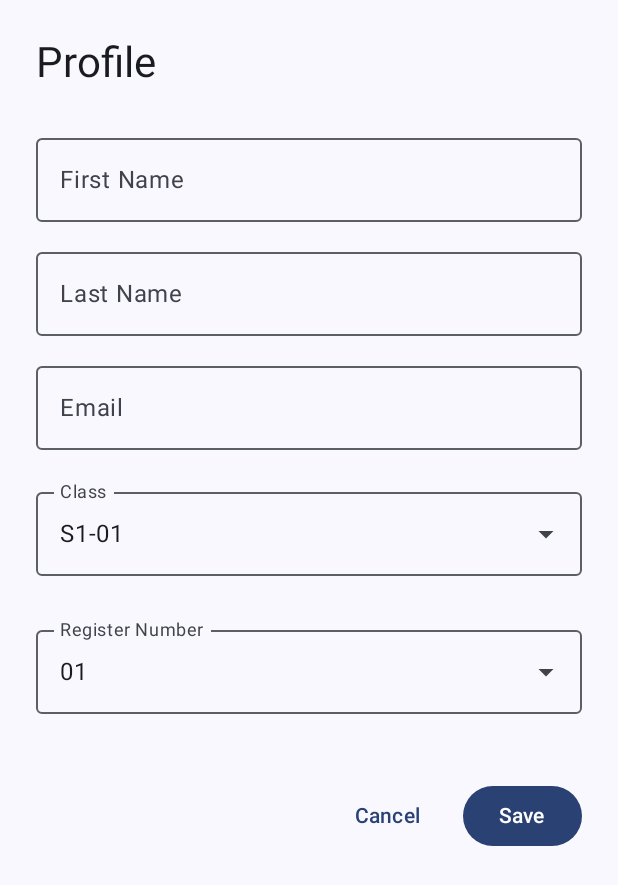
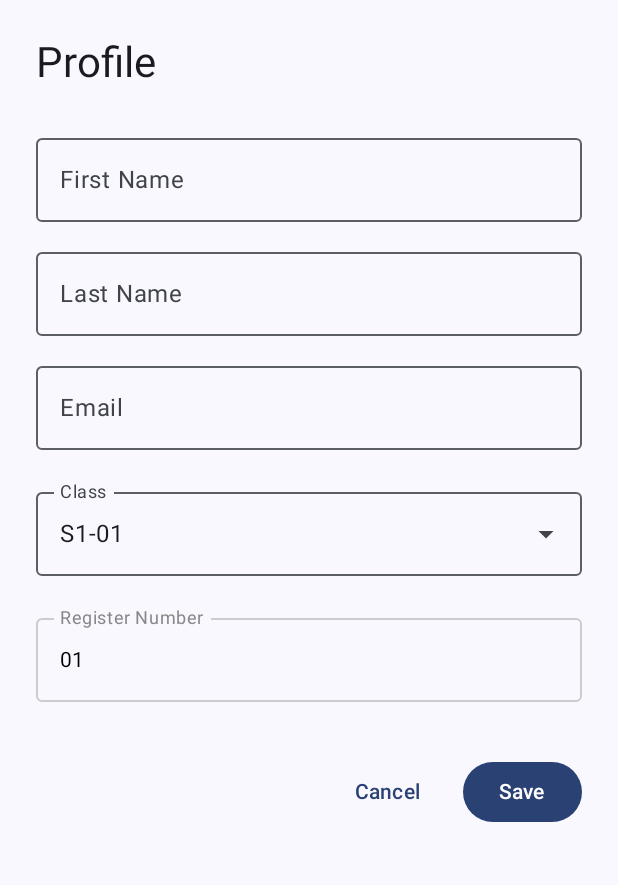
Before and after one commit to balasaravanandhanwinbasil/labX, an Android app built with Jetpack Compose: the composable ProfileScreen called with empty values, on a phone screen of 412 x 824 dp. Shown: the top 885 px of the screen. Run offline under Robolectric (Android 15) with nearby library versions, the phone set to English and light mode, and no system bars; our stand-ins replace Firebase (no records; nobody signed in at launch, a user with empty details on screens opened directly).

```diff
--- a/app/src/main/java/com/sstinc/labx/CredentialsHelper.kt
+++ b/app/src/main/java/com/sstinc/labx/CredentialsHelper.kt
@@ -1,4 +1,4 @@
-package com.sstinc.labx
+package com.example.orewaegoistda
 
 import android.content.Context
 import java.io.IOException
--- a/app/src/main/java/com/sstinc/labx/MainActivity.kt
+++ b/app/src/main/java/com/sstinc/labx/MainActivity.kt
@@ -8,6 +8,7 @@ import androidx.activity.enableEdgeToEdge
 import androidx.compose.foundation.background
 import androidx.compose.foundation.clickable
 import androidx.compose.foundation.layout.*
+import androidx.compose.foundation.text.KeyboardOptions
 import androidx.compose.material.icons.Icons
 import androidx.compose.material.icons.automirrored.filled.ExitToApp
 import androidx.compose.material.icons.filled.*
@@ -25,6 +26,8 @@ import kotlinx.coroutines.launch
 import kotlinx.coroutines.tasks.await
 import androidx.compose.ui.graphics.Color
 import androidx.compose.ui.platform.LocalContext
+import androidx.compose.ui.text.TextStyle
+import androidx.compose.ui.text.input.KeyboardType
 import com.sstinc.labx.ui.theme.LabXTheme
 import java.util.*
 
@@ -191,12 +194,6 @@ fun MainScreen(
                     label = { Text("Calendar") },
                     selected = selectedTab == 1,
                     onClick = { selectedTab = 1 }
-                )
-                NavigationBarItem(
-                    icon = { Icon(Icons.Default.Science, contentDescription = null) },
-                    label = { Text("Lab Booking") },
-                    selected = selectedTab == 2,
-                    onClick = { selectedTab = 2 }
                 )
             }
         }
@@ -452,11 +449,23 @@ fun ProfileScreen(
                 )
                 Spacer(Modifier.height(12.dp))
 
-                DropdownMenuSelector(
-                    label = "Register Number",
-                    items = registerNumbers,
-                    selected = registerNumber,
-                    onItemSelected = { registerNumber = it }
+                OutlinedTextField(
+                    value = registerNumber,
+                    onValueChange = { registerNumber = it },
+                    label = { Text("Register Number") },
+                    keyboardOptions = KeyboardOptions.Default.copy(keyboardType = KeyboardType.Number),
+                    singleLine = true,
+                    modifier = Modifier.fillMaxWidth(),
+                    textStyle = TextStyle(Color.Black),
+                    colors = OutlinedTextFieldDefaults.colors(
+                        focusedTextColor = Color.Black,
+                        unfocusedTextColor = Color.Black,
+                        focusedLabelColor = Color.DarkGray,
+                        unfocusedLabelColor = Color.Gray,
+                        cursorColor = Color.Black,
+                        focusedBorderColor = Color.DarkGray,
+                        unfocusedBorderColor = Color.LightGray
+                    )
                 )
 
                 Spacer(Modifier.height(36.dp))
```
Also changed, not shown: app/src/main/java/com/sstinc/labx/Consultations.kt (+42 -15 lines), app/src/main/java/com/sstinc/labx/LoginScreen.kt (+12 -1 lines).
